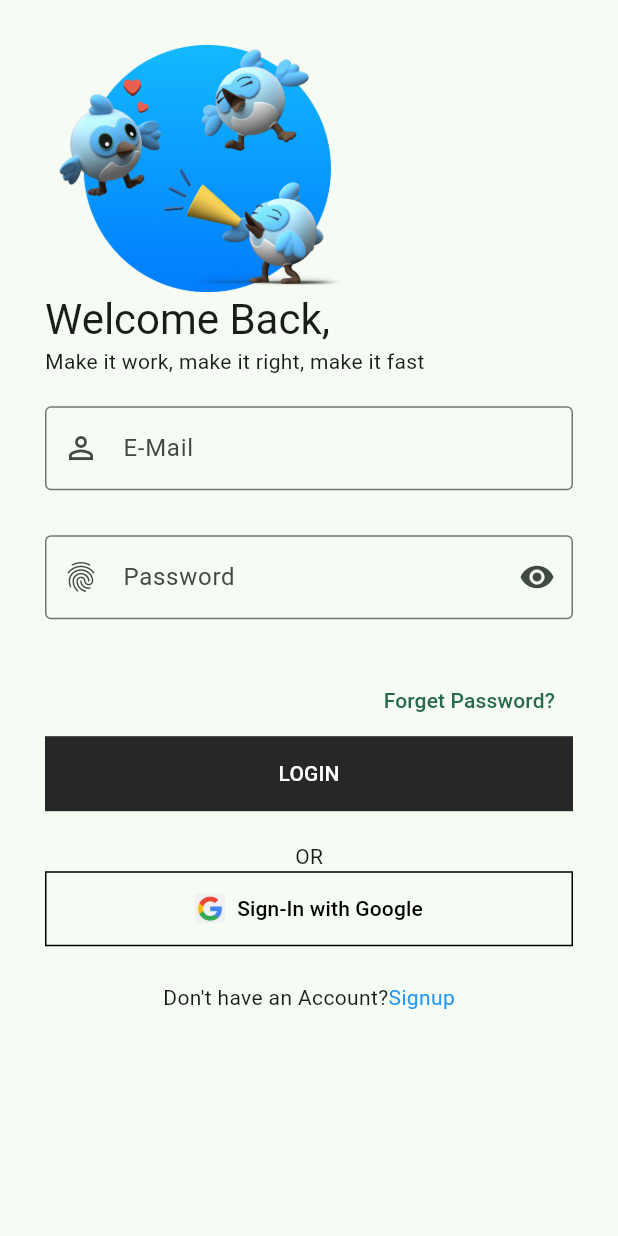
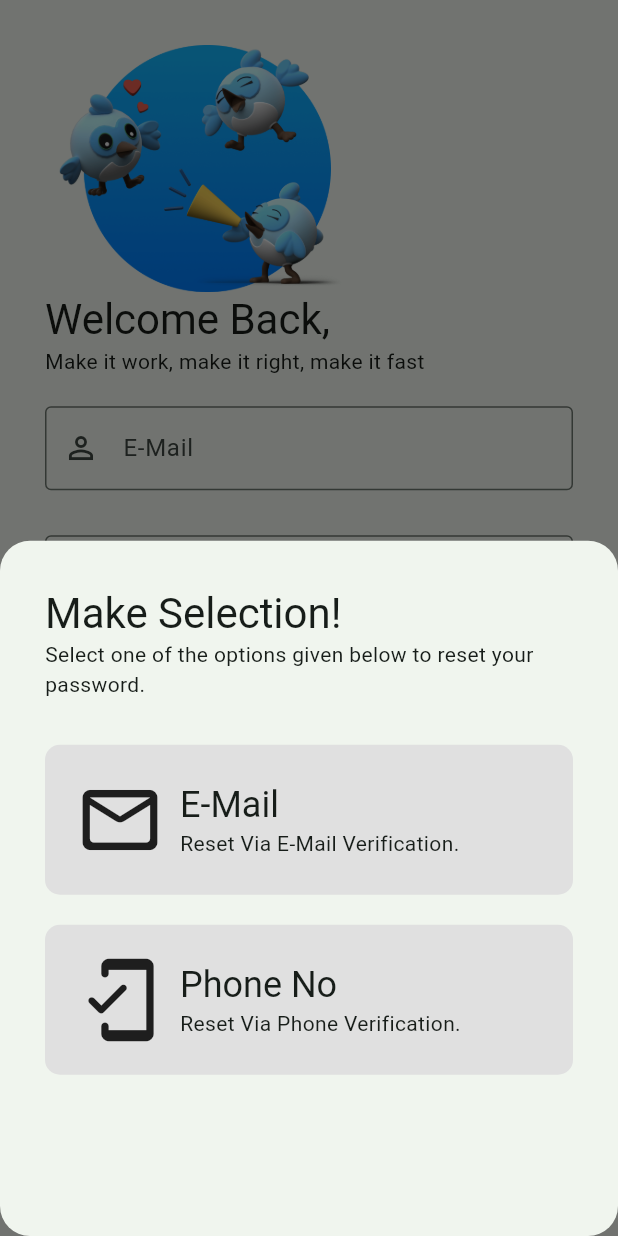
Before and after one commit to rizkysaid/login_app, a Flutter app: the LoginScreen screen opened directly, after a tap on "Forget Password?", on a phone screen of 412 x 824 dp. Run offline on Flutter 3.47's test engine with Material 2 defaults, Android fonts, the phone set to English and light mode, and no system bars; our stand-ins replace get, google_fonts, liquid_swipe, smooth_page_indicator.

Commit message:
forget password screen done

```diff
--- a/lib/src/constants/image_strings.dart
+++ b/lib/src/constants/image_strings.dart
@@ -13,5 +13,8 @@ const String onBoardingImage3 = "assets/images/on_boarding_images/dart_side.jpg"
 // Welcome Screen Image
 const String welcomeScreenImage = "assets/images/welcome_images/flutter_welcome.png";
 
-// Login Image
+// Login & Signup Images
 const String googleLogoImage = "assets/logo/google_logo.png";
+
+// Forget Password Images
+const String forgetPasswordImage = "assets/images/forget_password/forget_password.png";
--- a/lib/src/constants/text_strings.dart
+++ b/lib/src/constants/text_strings.dart
@@ -31,7 +31,25 @@ const String loginSubTitle = "Make it work, make it right, make it fast";
 const String rememberMe = "Remember Me?";
 const String dontHaveAnAccount = "Don't have an Account?";
 const String alreadyHaveAnAccount = "Already have an Account?";
+
 const String email = "E-Mail";
 const String password = "Password";
+const String phoneNo = "Phone No";
 const String forgetPassword = "Forget Password?";
 const String signInWithGoogle = "Sign-In with Google";
+
+
+// Forget Password Text
+const String forgetPasswordTitle = "Make Selection!";
+const String forgetPasswordSubTitle = "Select one of the options given below to reset your password.";
+const String resetViaEmail = "Reset Via E-Mail Verification.";
+const String resetViaPhone = "Reset Via Phone Verification.";
+
+// Forget Password Via Phone - Text
+const String forgetPhoneSubtitle = "Enter your registered Phone No to receive OTP";
+
+// Forget Password Via E-Mail - Text
+const String forgetEmailSubtitle = "Enter your registered E-Mail to receive OTP";
+
+
+const String next = "Next";
--- /dev/null
+++ b/lib/src/features/authentication/screens/forget_password/forget_password_options/forget_password_btn_widget.dart
@@ -0,0 +1,52 @@
+import 'package:flutter/material.dart';
+
+class ForgetPasswordBtnWidget extends StatelessWidget {
+  const ForgetPasswordBtnWidget({
+    super.key,
+    required this.btnIcon,
+    required this.title,
+    required this.subTitle,
+    required this.onTap,
+  });
+
+  final IconData btnIcon;
+  final String title, subTitle;
+  final VoidCallback onTap;
+
+  @override
+  Widget build(BuildContext context) {
+    return GestureDetector(
+      onTap: onTap,
+      child: Container(
+        padding: const EdgeInsets.all(20.0),
+        decoration: BoxDecoration(
+            borderRadius: BorderRadius.circular(10.0),
+            color: Colors.grey.shade300),
+        child: Row(
+          children: [
+            Icon(
+              btnIcon,
+              size: 60.0,
+            ),
+            const SizedBox(
+              width: 10.0,
+            ),
+            Column(
+              crossAxisAlignment: CrossAxisAlignment.start,
+              children: [
+                Text(
+                  title,
+                  style: Theme.of(context).textTheme.headlineSmall,
+                ),
+                Text(
+                  subTitle,
+                  style: Theme.of(context).textTheme.bodyMedium,
+                ),
+              ],
+            )
+          ],
+        ),
+      ),
+    );
+  }
+}
--- /dev/null
+++ b/lib/src/features/authentication/screens/forget_password/forget_password_options/forget_password_model_bottom_sheet.dart
@@ -0,0 +1,46 @@
+import 'package:flutter/material.dart';
+import 'package:get/get.dart';
+import 'package:login_app/src/constants/sizes.dart';
+import 'package:login_app/src/constants/text_strings.dart';
+import 'package:login_app/src/features/authentication/screens/forget_password/forget_password_mail/forget_password_mail.dart';
+import 'package:login_app/src/features/authentication/screens/forget_password/forget_password_options/forget_password_btn_widget.dart';
+
+class ForgetPasswordScreen{
+
+static Future<dynamic> buildShowModalBottomSheet(BuildContext context) {
+    return showModalBottomSheet(
+      context: context,
+      shape: RoundedRectangleBorder(borderRadius: BorderRadius.circular(20.0)),
+      builder: (context) => Container(
+        padding: const EdgeInsets.all(defaultSize),
+        child: Column(
+          crossAxisAlignment: CrossAxisAlignment.start,
+          children: [
+            Text(forgetPasswordTitle,
+                style: Theme.of(context).textTheme.headlineMedium),
+            Text(forgetPasswordSubTitle,
+                style: Theme.of(context).textTheme.bodyMedium),
+            const SizedBox(height: 30),
+            ForgetPasswordBtnWidget(
+              btnIcon: Icons.mail_outline_rounded,
+              title: email,
+              subTitle: resetViaEmail,
+              onTap: () {
+                Navigator.pop(context);
+                Get.to(() => const ForgetPasswordMailScreen());
+              },
+            ),
+            const SizedBox(height: 20),
+            ForgetPasswordBtnWidget(
+              btnIcon: Icons.mobile_friendly_rounded,
+              title: phoneNo,
+              subTitle: resetViaPhone,
+              onTap: () {},
+            ),
+          ],
+        ),
+      ),
+    );
+  }
+
+}
--- a/lib/src/features/authentication/screens/login/login_form_widget.dart
+++ b/lib/src/features/authentication/screens/login/login_form_widget.dart
@@ -1,6 +1,7 @@
 import 'package:flutter/material.dart';
 import 'package:login_app/src/constants/sizes.dart';
 import 'package:login_app/src/constants/text_strings.dart';
+import 'package:login_app/src/features/authentication/screens/forget_password/forget_password_options/forget_password_model_bottom_sheet.dart';
 
 class LoginForm extends StatelessWidget {
   const LoginForm({
@@ -11,8 +12,7 @@ class LoginForm extends StatelessWidget {
   Widget build(BuildContext context) {
     return Form(
       child: Container(
-        padding:
-        const EdgeInsets.symmetric(vertical: formHeight - 10),
+        padding: const EdgeInsets.symmetric(vertical: formHeight - 10),
         child: Column(
           crossAxisAlignment: CrossAxisAlignment.start,
           children: [
@@ -41,7 +41,9 @@ class LoginForm extends StatelessWidget {
             Align(
               alignment: Alignment.centerRight,
               child: TextButton(
-                onPressed: () {},
+                onPressed: () {
+                  ForgetPasswordScreen.buildShowModalBottomSheet(context);
+                },
                 child: const Text(forgetPassword),
               ),
             ),
@@ -57,4 +59,5 @@ class LoginForm extends StatelessWidget {
       ),
     );
   }
+
 }
--- a/pubspec.yaml
+++ b/pubspec.yaml
@@ -43,4 +43,5 @@ flutter:
      - assets/images/splash_images/
      - assets/images/on_boarding_images/
      - assets/images/welcome_images/
+     - assets/images/forget_password/
      - assets/logo/
```
Also changed, not shown: lib/main.dart (+2 -36 lines), lib/src/features/authentication/screens/forget_password/forget_password_mail/forget_password_mail.dart (added, +51 -0 lines), lib/src/features/authentication/screens/login/form_header_widget.dart (added, +45 -0 lines), assets/images/forget_password/forget_password.png (added).
